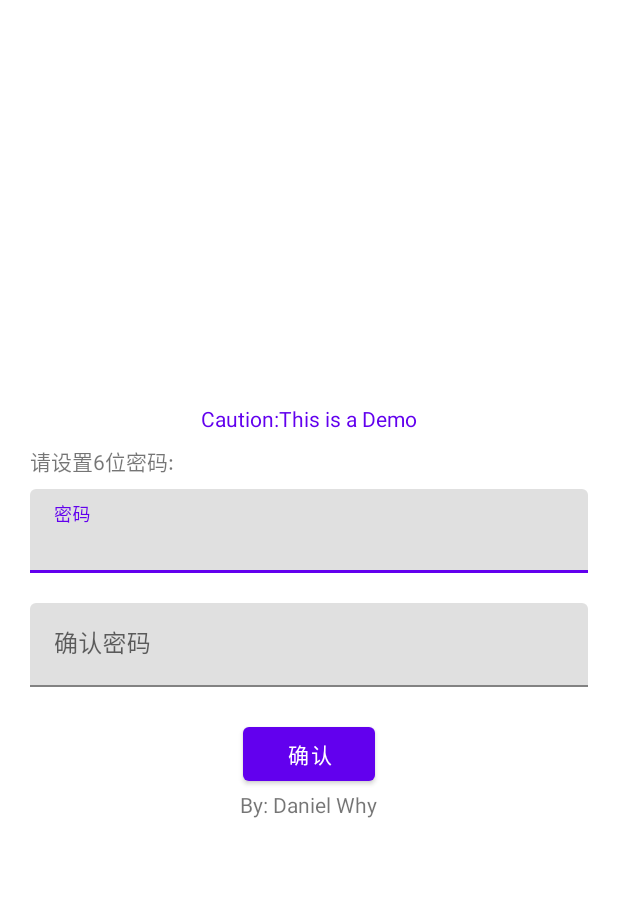
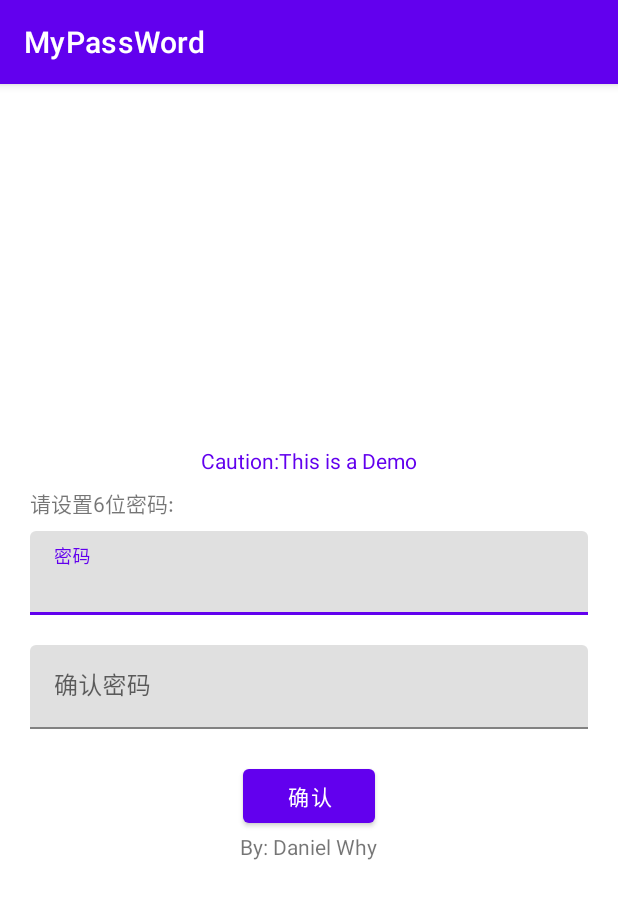
Before and after one commit to Daniel-Why/MyPassWord, an Android app: the screen it shows after launch (MainActivity), on a phone screen of 412 x 824 dp. Shown: the top 899 px of the screen. Run offline under Robolectric (Android 15) with nearby library versions, the phone set to English and light mode, and no system bars.

Commit message:
add misc.

```diff
--- a/app/src/main/res/values/themes.xml
+++ b/app/src/main/res/values/themes.xml
@@ -1,6 +1,6 @@
 <resources xmlns:tools="http://schemas.android.com/tools">
     <!-- Base application theme. -->
-    <style name="Theme.MyPassWord" parent="Theme.MaterialComponents.Light.NoActionBar">
+    <style name="Theme.MyPassWord" parent="Theme.MaterialComponents.DayNight.DarkActionBar">
         <!-- Primary brand color. -->
         <item name="colorPrimary">@color/purple_500</item>
         <item name="colorPrimaryVariant">@color/purple_700</item>
```
